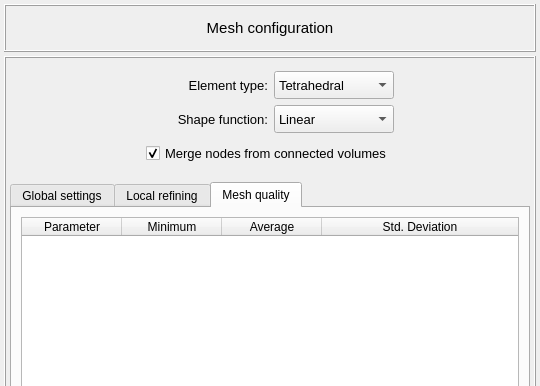
The window that vibra/interface/data/ui_files/mesh/mesher_setup.ui (MOPT-UFSC/VIBRA) describes before a commit, drawn with Qt 5; both pictures show x 0 to 540 and y 0 to 386 of the 540 by 560 pixel window.
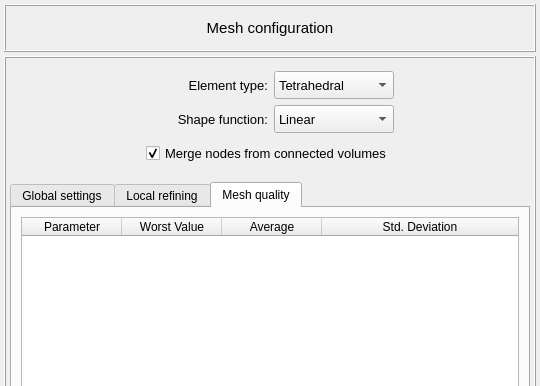
The same window after the commit. The open tabs and pages were chosen to show the change.

Diff of the .ui file:
```diff
--- a/vibra/interface/data/ui_files/mesh/mesher_setup.ui
+++ b/vibra/interface/data/ui_files/mesh/mesher_setup.ui
@@ -1374,7 +1374,7 @@
             </column>
             <column>
              <property name="text">
-              <string>Minimum</string>
+              <string>Worst Value</string>
              </property>
             </column>
             <column>
```
